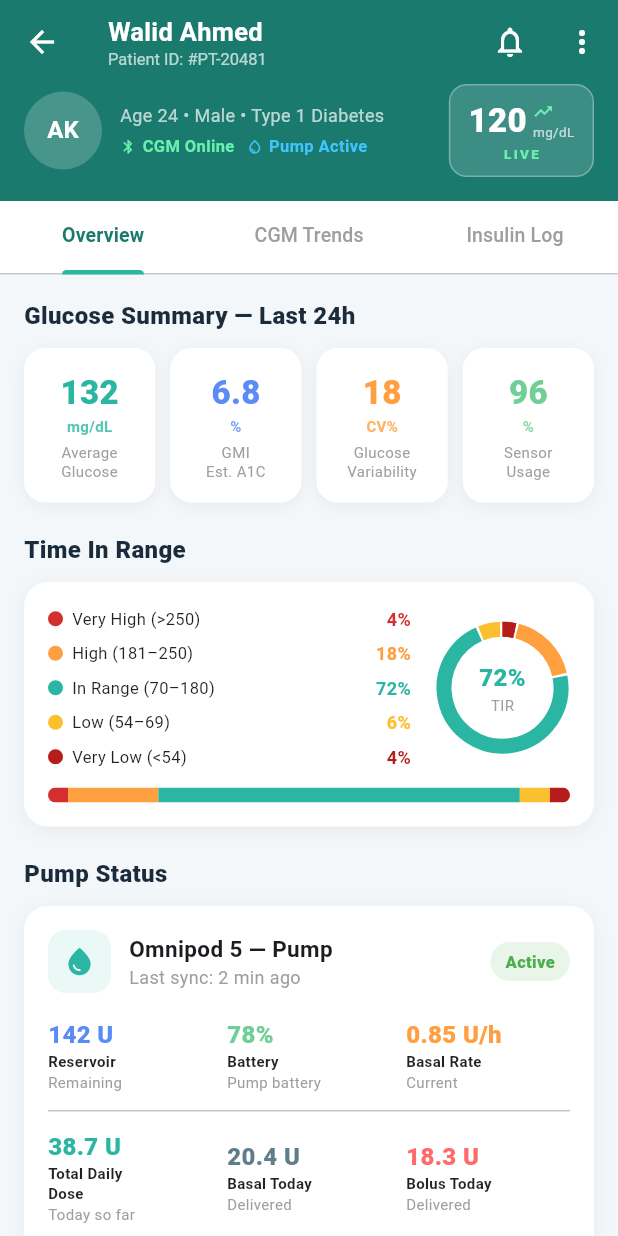
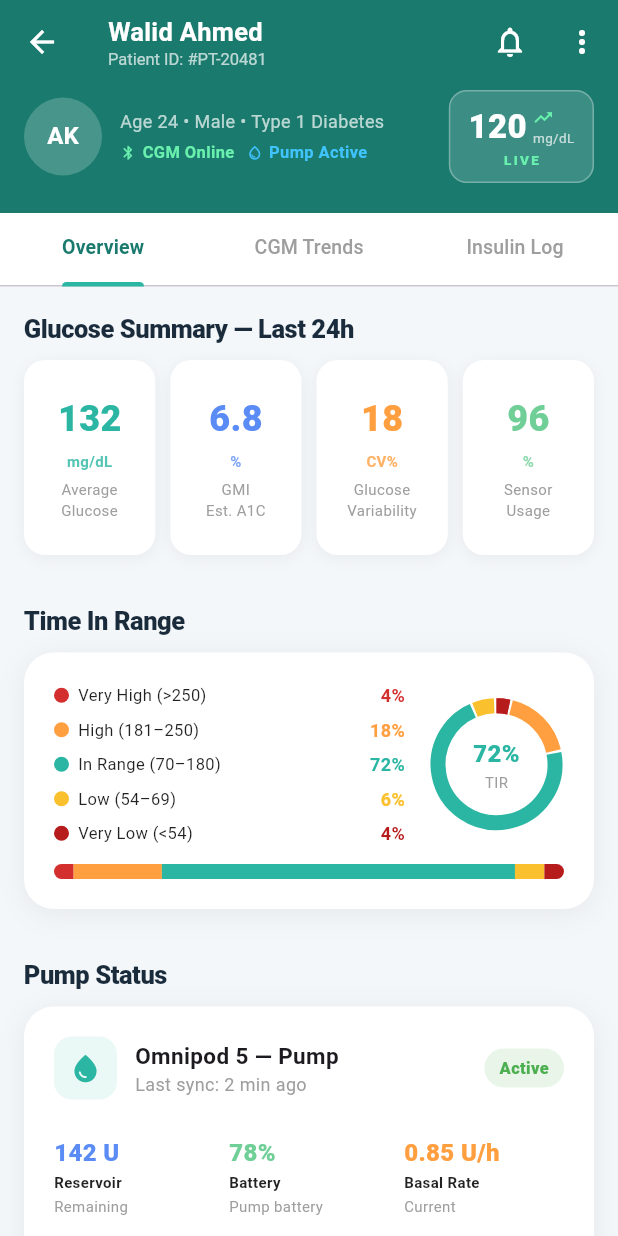
Before and after one commit to Nouran246/Glucora-Mobile-App, a Flutter app: the screen it shows after launch, after a tap on "WA", on a phone screen of 412 x 824 dp. Run offline on Flutter 3.47's test engine with Material 3 defaults, Android fonts, the phone set to English and light mode, and no system bars.

Commit message:
Update patient_details_screen.dart

```diff
--- a/lib/features/doctor/screens/patient_details_screen.dart
+++ b/lib/features/doctor/screens/patient_details_screen.dart
@@ -150,7 +150,7 @@ class _PatientDetailsScreenState extends State<PatientDetailsScreen>
   Widget _buildPatientHeader() {
     return Container(
       color: const Color(0xFF1A7A6E),
-      padding: const EdgeInsets.fromLTRB(16, 0, 16, 16),
+      padding: const EdgeInsets.fromLTRB(16, 4, 16, 20),
       child: Row(
         children: [
           CircleAvatar(
@@ -246,34 +246,34 @@ class _PatientDetailsScreenState extends State<PatientDetailsScreen>
   Widget _buildOverviewTab() {
     return SingleChildScrollView(
       physics: const ClampingScrollPhysics(),
-      padding: const EdgeInsets.all(16),
+      padding: const EdgeInsets.fromLTRB(16, 20, 16, 16),
       child: Column(
         crossAxisAlignment: CrossAxisAlignment.start,
         children: [
           _sectionTitle('Glucose Summary — Last 24h'),
-          const SizedBox(height: 10),
+          const SizedBox(height: 12),
           _buildGlucoseSummaryCards(),
-          const SizedBox(height: 20),
+          const SizedBox(height: 36),
           _sectionTitle('Time In Range'),
-          const SizedBox(height: 10),
+          const SizedBox(height: 12),
           _buildTimeInRangeCard(),
-          const SizedBox(height: 20),
+          const SizedBox(height: 36),
           _sectionTitle('Pump Status'),
-          const SizedBox(height: 10),
+          const SizedBox(height: 12),
           _buildPumpStatusCard(),
-          const SizedBox(height: 20),
+          const SizedBox(height: 36),
           _sectionTitle('AID System Status'),
-          const SizedBox(height: 10),
+          const SizedBox(height: 12),
           _buildAIDStatusCard(),
-          const SizedBox(height: 20),
+          const SizedBox(height: 36),
           _sectionTitle('Active Alerts'),
-          const SizedBox(height: 10),
+          const SizedBox(height: 12),
           _buildAlertsCard(),
-          const SizedBox(height: 20),
+          const SizedBox(height: 36),
           _sectionTitle('Care Plan'),
-          const SizedBox(height: 10),
+          const SizedBox(height: 12),
           _buildCarePlanCard(),
-          const SizedBox(height: 16),
+          const SizedBox(height: 24),
         ],
       ),
     );
@@ -295,7 +295,7 @@ class _PatientDetailsScreenState extends State<PatientDetailsScreen>
 
   Widget _statCard(String label, String value, String unit, Color color) {
     return Container(
-      padding: const EdgeInsets.symmetric(vertical: 14, horizontal: 10),
+      padding: const EdgeInsets.symmetric(vertical: 22, horizontal: 12),
       decoration: BoxDecoration(
         color: Colors.white,
         borderRadius: BorderRadius.circular(14),
@@ -303,10 +303,11 @@ class _PatientDetailsScreenState extends State<PatientDetailsScreen>
       ),
       child: Column(
         children: [
-          Text(value, style: TextStyle(fontSize: 22, fontWeight: FontWeight.w800, color: color)),
+          Text(value, style: TextStyle(fontSize: 24, fontWeight: FontWeight.w800, color: color)),
+          const SizedBox(height: 4),
           Text(unit, style: TextStyle(fontSize: 10, color: color.withValues(alpha: 0.8), fontWeight: FontWeight.w600)),
-          const SizedBox(height: 4),
-          Text(label, textAlign: TextAlign.center, style: const TextStyle(fontSize: 10, color: Colors.grey, height: 1.3)),
+          const SizedBox(height: 6),
+          Text(label, textAlign: TextAlign.center, style: const TextStyle(fontSize: 10, color: Colors.grey, height: 1.4)),
         ],
       ),
     );
@@ -319,7 +320,7 @@ class _PatientDetailsScreenState extends State<PatientDetailsScreen>
     const double veryLow = 4;
 
     return Container(
-      padding: const EdgeInsets.all(16),
+      padding: const EdgeInsets.all(20),
       decoration: _cardDecoration(),
       child: Column(
         children: [
@@ -406,7 +407,7 @@ class _PatientDetailsScreenState extends State<PatientDetailsScreen>
 
   Widget _buildPumpStatusCard() {
     return Container(
-      padding: const EdgeInsets.all(16),
+      padding: const EdgeInsets.all(20),
       decoration: _cardDecoration(),
       child: Column(
         children: [
@@ -433,7 +434,7 @@ class _PatientDetailsScreenState extends State<PatientDetailsScreen>
               _statusBadge('Active', Colors.green),
             ],
           ),
-          const SizedBox(height: 16),
+          const SizedBox(height: 24),
           Row(
             children: [
               Expanded(child: _pumpStat('Reservoir', '142 U', 'Remaining', const Color(0xFF5B8CF5))),
@@ -443,9 +444,9 @@ class _PatientDetailsScreenState extends State<PatientDetailsScreen>
               Expanded(child: _pumpStat('Basal Rate', '0.85 U/h', 'Current', const Color(0xFFFF9F40))),
             ],
           ),
-          const SizedBox(height: 12),
+          const SizedBox(height: 20),
           const Divider(height: 1),
-          const SizedBox(height: 12),
+          const SizedBox(height: 20),
           Row(
             children: [
               Expanded(child: _pumpStat('Total Daily\nDose', '38.7 U', 'Today so far', const Color(0xFF2BB6A3))),
@@ -485,7 +486,9 @@ class _PatientDetailsScreenState extends State<PatientDetailsScreen>
       crossAxisAlignment: CrossAxisAlignment.start,
       children: [
         Text(value, style: TextStyle(fontSize: 16, fontWeight: FontWeight.w800, color: color)),
-        Text(label, style: const TextStyle(fontSize: 10, color: Colors.black87, fontWeight: FontWeight.w600, height: 1.3)),
+        const SizedBox(height: 2),
+        Text(label, style: const TextStyle(fontSize: 10, color: Colors.black87, fontWeight: FontWeight.w600, height: 1.4)),
+        const SizedBox(height: 1),
         Text(sub, style: const TextStyle(fontSize: 10, color: Colors.grey)),
       ],
     );
@@ -493,7 +496,7 @@ class _PatientDetailsScreenState extends State<PatientDetailsScreen>
 
   Widget _buildAIDStatusCard() {
     return Container(
-      padding: const EdgeInsets.all(16),
+      padding: const EdgeInsets.all(20),
       decoration: _cardDecoration(),
       child: Column(
         crossAxisAlignment: CrossAxisAlignment.start,
@@ -521,16 +524,21 @@ class _PatientDetailsScreenState extends State<PatientDetailsScreen>
               _statusBadge('AUTO', const Color(0xFF5B8CF5)),
             ],
           ),
+          const SizedBox(height: 18),
+          _aidRow(Icons.show_chart, 'Predicted Glucose (30 min)', '126 mg/dL', Colors.black87),
+          const Divider(height: 1, color: Color(0xFFF0F0F0)),
+          _aidRow(Icons.trending_up, 'Current Glucose Trend', '↗ Rising slowly (+2 mg/dL·min)', const Color(0xFF2BB6A3)),
+          const Divider(height: 1, color: Color(0xFFF0F0F0)),
+          _aidRow(Icons.bolt, 'Next Auto-Bolus', '0.3 U in ~8 min (predicted high)', const Color(0xFFFF9F40)),
+          const Divider(height: 1, color: Color(0xFFF0F0F0)),
+          _aidRow(Icons.do_not_disturb_alt, 'Suspend Guard', 'Active below 70 mg/dL', const Color(0xFFFF6B6B)),
+          const Divider(height: 1, color: Color(0xFFF0F0F0)),
+          _aidRow(Icons.tune, 'Insulin Sensitivity Factor', '1 U : 45 mg/dL (current)', Colors.blueGrey),
+          const Divider(height: 1, color: Color(0xFFF0F0F0)),
+          _aidRow(Icons.rice_bowl_outlined, 'Insulin-to-Carb Ratio', '1 U : 12g carbs', Colors.blueGrey),
           const SizedBox(height: 14),
-          _aidRow(Icons.show_chart, 'Predicted Glucose (30 min)', '126 mg/dL', Colors.black87),
-          _aidRow(Icons.trending_up, 'Current Glucose Trend', '↗ Rising slowly (+2 mg/dL·min)', const Color(0xFF2BB6A3)),
-          _aidRow(Icons.bolt, 'Next Auto-Bolus', '0.3 U in ~8 min (predicted high)', const Color(0xFFFF9F40)),
-          _aidRow(Icons.do_not_disturb_alt, 'Suspend Guard', 'Active below 70 mg/dL', const Color(0xFFFF6B6B)),
-          _aidRow(Icons.tune, 'Insulin Sensitivity Factor', '1 U : 45 mg/dL (current)', Colors.blueGrey),
-          _aidRow(Icons.rice_bowl_outlined, 'Insulin-to-Carb Ratio', '1 U : 12g carbs', Colors.blueGrey),
-          const SizedBox(height: 8),
           Container(
-            padding: const EdgeInsets.all(10),
+            padding: const EdgeInsets.all(12),
             decoration: BoxDecoration(
               color: const Color(0xFFE8F5E9),
               borderRadius: BorderRadius.circular(10),
@@ -555,12 +563,13 @@ class _PatientDetailsScreenState extends State<PatientDetailsScreen>
 
   Widget _aidRow(IconData icon, String label, String value, Color valueColor) {
     return Padding(
-      padding: const EdgeInsets.symmetric(vertical: 5),
+      padding: const EdgeInsets.symmetric(vertical: 11),
       child: Row(
         children: [
           Icon(icon, size: 15, color: Colors.grey),
+          const SizedBox(width: 10),
+          Expanded(child: Text(label, style: const TextStyle(fontSize: 12, color: Colors.black54))),
           const SizedBox(width: 8),
-          Expanded(child: Text(label, style: const TextStyle(fontSize: 12, color: Colors.black54))),
           Text(value, style: TextStyle(fontSize: 12, fontWeight: FontWeight.w700, color: valueColor)),
         ],
       ),
@@ -569,7 +578,7 @@ class _PatientDetailsScreenState extends State<PatientDetailsScreen>
 
   Widget _buildAlertsCard() {
     return Container(
-      padding: const EdgeInsets.all(16),
+      padding: const EdgeInsets.all(20),
       decoration: _cardDecoration(),
       child: Column(
         children: [
@@ -604,8 +613,8 @@ class _PatientDetailsScreenState extends State<PatientDetailsScreen>
                   Text(time, style: const TextStyle(fontSize: 11, color: Colors.grey)),
                 ],
               ),
-              const SizedBox(height: 4),
-              Text(message, style: const TextStyle(fontSize: 12, color: Colors.black87)),
+              const SizedBox(height: 6),
+              Text(message, style: const TextStyle(fontSize: 12, color: Colors.black87, height: 1.4)),
             ],
           ),
         ),
@@ -615,15 +624,20 @@ class _PatientDetailsScreenState extends State<PatientDetailsScreen>
 
   Widget _buildCarePlanCard() {
     return Container(
-      padding: const EdgeInsets.all(16),
+      padding: const EdgeInsets.all(20),
       decoration: _cardDecoration(),
       child: Column(
         children: [
           _carePlanRow('Target Range', '70 – 180 mg/dL'),
+          const Divider(height: 1, color: Color(0xFFF5F5F5)),
           _carePlanRow('Insulin Type', 'NovoLog (Fast-Acting)'),
+          const Divider(height: 1, color: Color(0xFFF5F5F5)),
           _carePlanRow('Daily Basal Program', '0.85 U/h (00:00–06:00), 1.0 U/h (06:00–12:00), 0.9 U/h (12:00–24:00)'),
+          const Divider(height: 1, color: Color(0xFFF5F5F5)),
           _carePlanRow('Max Auto-Bolus', '4.0 U per event'),
+          const Divider(height: 1, color: Color(0xFFF5F5F5)),
           _carePlanRow('Physician', 'Dr. Sarah El-Amin, Endocrinology'),
+          const Divider(height: 1, color: Color(0xFFF5F5F5)),
           _carePlanRow('Next Appointment', 'March 15, 2025'),
           const SizedBox(height: 12),
           SizedBox(
@@ -646,7 +660,7 @@ class _PatientDetailsScreenState extends State<PatientDetailsScreen>
 
   Widget _carePlanRow(String label, String value) {
     return Padding(
-      padding: const EdgeInsets.symmetric(vertical: 6),
+      padding: const EdgeInsets.symmetric(vertical: 12),
       child: Row(
         crossAxisAlignment: CrossAxisAlignment.start,
         children: [
@@ -664,12 +678,12 @@ class _PatientDetailsScreenState extends State<PatientDetailsScreen>
   Widget _buildCGMTab() {
     return SingleChildScrollView(
       physics: const ClampingScrollPhysics(),
-      padding: const EdgeInsets.all(16),
+      padding: const EdgeInsets.fromLTRB(16, 20, 16, 16),
       child: Column(
         crossAxisAlignment: CrossAxisAlignment.start,
         children: [
           _sectionTitle('24-Hour Glucose Trace'),
-          const SizedBox(height: 10),
+          const SizedBox(height: 12),
           Container(
             padding: const EdgeInsets.all(16),
             decoration: _cardDecoration(),
@@ -703,9 +717,9 @@ class _PatientDetailsScreenState extends State<PatientDetailsScreen>
               ],
             ),
           ),
-          const SizedBox(height: 20),
+          const SizedBox(height: 36),
           _sectionTitle('CGM Device Info'),
-          const SizedBox(height: 10),
+          const SizedBox(height: 12),
           Container(
             padding: const EdgeInsets.all(16),
             decoration: _cardDecoration(),
@@ -721,9 +735,9 @@ class _PatientDetailsScreenState extends State<PatientDetailsScreen>
               ],
             ),
           ),
-          const SizedBox(height: 20),
+          const SizedBox(height: 36),
           _sectionTitle('Recent Readings (Last 12)'),
-          const SizedBox(height: 10),
+          const SizedBox(height: 12),
           Container(
             decoration: _cardDecoration(),
             child: ListView.separated(
@@ -758,7 +772,7 @@ class _PatientDetailsScreenState extends State<PatientDetailsScreen>
     }
 
     return ListTile(
-      dense: true,
+      contentPadding: const EdgeInsets.symmetric(horizontal: 16, vertical: 6),
       leading: Container(
         width: 44,
         height: 44,
@@ -784,7 +798,7 @@ class _PatientDetailsScreenState extends State<PatientDetailsScreen>
 
   Widget _cgmRow(String label, String value) {
     return Padding(
-      padding: const EdgeInsets.symmetric(vertical: 6),
+      padding: const EdgeInsets.symmetric(vertical: 8),
       child: Row(
         crossAxisAlignment: CrossAxisAlignment.start,
         children: [
@@ -812,7 +826,7 @@ class _PatientDetailsScreenState extends State<PatientDetailsScreen>
 
     return SingleChildScrollView(
       physics: const ClampingScrollPhysics(),
-      padding: const EdgeInsets.all(16),
+      padding: const EdgeInsets.fromLTRB(16, 20, 16, 16),
       child: Column(
         crossAxisAlignment: CrossAxisAlignment.start,
         children: [
@@ -829,9 +843,9 @@ class _PatientDetailsScreenState extends State<PatientDetailsScreen>
               Expanded(child: _statCard('Auto\nDoses', '4', 'by AID', const Color(0xFF6FCF97))),
             ],
           ),
-          const SizedBox(height: 20),
+          const SizedBox(height: 36),
           _sectionTitle('Dose Log'),
-          const SizedBox(height: 10),
+          const SizedBox(height: 12),
           Container(
             decoration: _cardDecoration(),
             child: ListView.separated(
@@ -842,9 +856,9 @@ class _PatientDetailsScreenState extends State<PatientDetailsScreen>
               itemBuilder: (context, i) => _insulinLogTile(insulinLog[i]),
             ),
           ),
-          const SizedBox(height: 20),
+          const SizedBox(height: 36),
           _sectionTitle('Active Insulin on Board (IOB)'),
-          const SizedBox(height: 10),
+          const SizedBox(height: 12),
           Container(
             padding: const EdgeInsets.all(16),
             decoration: _cardDecoration(),
@@ -874,7 +888,7 @@ class _PatientDetailsScreenState extends State<PatientDetailsScreen>
                     ),
                   ],
                 ),
-                const SizedBox(height: 12),
+                const SizedBox(height: 16),
                 const Text('IOB decays to 0 around 2:30 PM. AID will account for active insulin before issuing next auto-bolus.',
                     style: TextStyle(fontSize: 12, color: Colors.grey)),
               ],
@@ -941,7 +955,7 @@ class _PatientDetailsScreenState extends State<PatientDetailsScreen>
 
   // ─── HELPERS ─────────────────────────────────────────────────
   Widget _sectionTitle(String title) {
-    return Text(title, style: const TextStyle(fontSize: 16, fontWeight: FontWeight.w800, color: Color(0xFF1A2B3C)));
+    return Text(title, style: const TextStyle(fontSize: 17, fontWeight: FontWeight.w800, color: Color(0xFF1A2B3C), letterSpacing: -0.3, height: 1.0));
   }
 
   Widget _statusBadge(String label, Color color) {
@@ -955,8 +969,8 @@ class _PatientDetailsScreenState extends State<PatientDetailsScreen>
   BoxDecoration _cardDecoration() {
     return BoxDecoration(
       color: Colors.white,
-      borderRadius: BorderRadius.circular(16),
-      boxShadow: [BoxShadow(color: Colors.black.withValues(alpha: 0.05), blurRadius: 10, offset: const Offset(0, 3))],
+      borderRadius: BorderRadius.circular(20),
+      boxShadow: [BoxShadow(color: Colors.black.withValues(alpha: 0.06), blurRadius: 16, offset: const Offset(0, 3))],
     );
   }
 }
```
